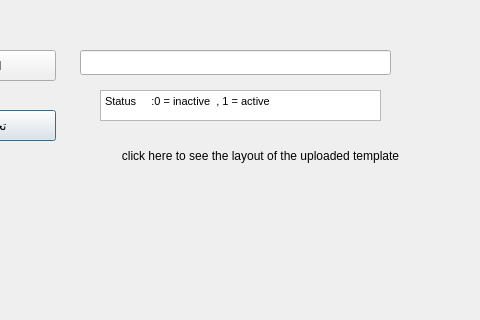
This is presentation/loyalty_ui/uploadCustomers.ui in shymaa123456/HyperPOS2020 as Qt 5 draws it before an edit; both pictures show x 130 to 610 and y 0 to 320 of the 1100 by 717 pixel window. The edited form follows.
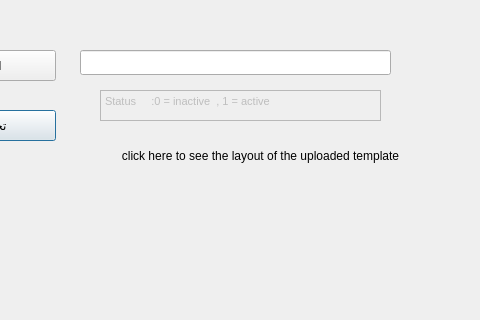
This is the edited form.

The edit to the form file:
```diff
--- a/presentation/loyalty_ui/uploadCustomers.ui
+++ b/presentation/loyalty_ui/uploadCustomers.ui
@@ -107,6 +107,9 @@
    </property>
   </widget>
   <widget class="QTextEdit" name="textEdit">
+   <property name="enabled">
+    <bool>false</bool>
+   </property>
    <property name="geometry">
     <rect>
      <x>230</x>
```
Left out of the diff: 4 changed lines with no effect on the pictures.
